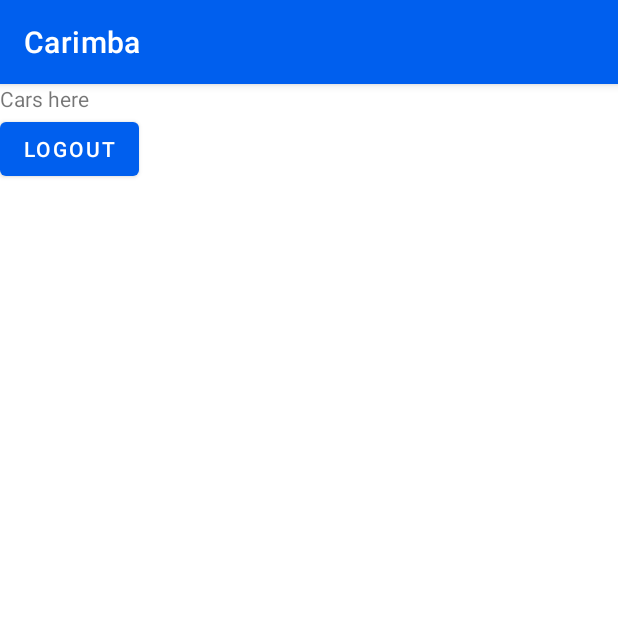
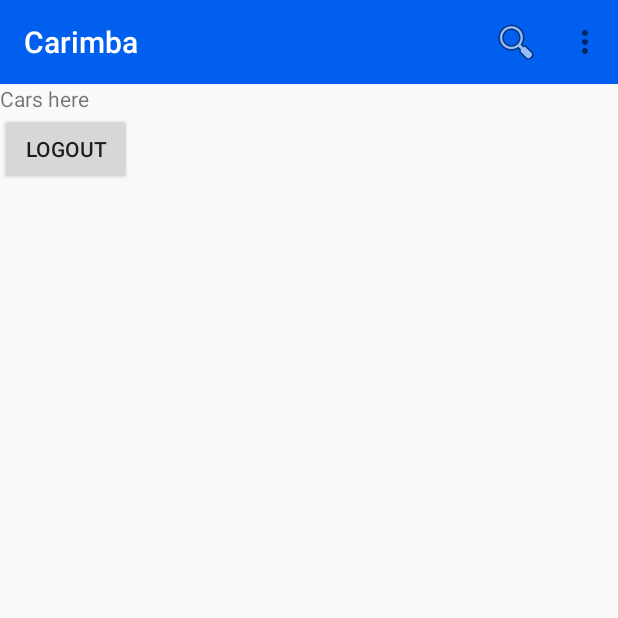
Before and after one commit to tihuep/m335_carimba, an Android app: the CarsActivity screen opened directly, with no data from a screen before it, on a phone screen of 412 x 824 dp, the top half of it. Run offline under Robolectric (Android 15) with nearby library versions, the phone set to English and light mode, and no system bars; 2 statements that could not run were skipped.

Commit message:
Adds Toolbar Menu

```diff
--- a/app/build.gradle
+++ b/app/build.gradle
@@ -37,6 +37,7 @@ dependencies {
     testImplementation 'junit:junit:4.+'
     androidTestImplementation 'androidx.test.ext:junit:1.1.2'
     androidTestImplementation 'androidx.test.espresso:espresso-core:3.3.0'
+    implementation 'androidx.appcompat:appcompat:1.2.0'
 
     implementation platform('com.google.firebase:firebase-bom:26.5.0')
     implementation 'com.google.firebase:firebase-analytics'
--- a/app/src/main/AndroidManifest.xml
+++ b/app/src/main/AndroidManifest.xml
@@ -9,7 +9,7 @@
         android:label="@string/app_name"
         android:roundIcon="@mipmap/ic_launcher_round"
         android:supportsRtl="true"
-        android:theme="@style/Theme.Carimba">
+        android:theme="@style/Theme.AppCompat.Light.NoActionBar">
         <service android:name=".service.UserService" android:exported="false"/>
         <activity android:name=".controller.CarsActivity"></activity>
         <activity android:name=".controller.SignUpActivity" />
--- a/app/src/main/java/ch/timonhueppi/m335/carimba/controller/CarsActivity.java
+++ b/app/src/main/java/ch/timonhueppi/m335/carimba/controller/CarsActivity.java
@@ -1,6 +1,7 @@
 package ch.timonhueppi.m335.carimba.controller;
 
 import androidx.appcompat.app.AppCompatActivity;
+import androidx.appcompat.widget.Toolbar;
 
 import android.content.ComponentName;
 import android.content.Context;
@@ -8,6 +9,8 @@ import android.content.Intent;
 import android.content.ServiceConnection;
 import android.os.Bundle;
 import android.os.IBinder;
+import android.view.Menu;
+import android.view.MenuItem;
 import android.widget.Button;
 
 import ch.timonhueppi.m335.carimba.R;
@@ -25,9 +28,41 @@ public class CarsActivity extends AppCompatActivity {
     protected void onCreate(Bundle savedInstanceState) {
         super.onCreate(savedInstanceState);
         setContentView(R.layout.activity_cars);
+        Toolbar myToolbar = findViewById(R.id.my_toolbar);
+        if (myToolbar != null) {
+            setSupportActionBar(myToolbar);
+        }
+
 
         btnCarsLogout = findViewById(R.id.btnCarsLogout);
         setButtonHandlers();
+
+    }
+
+    @Override
+    public boolean onCreateOptionsMenu(Menu menu) {
+        getMenuInflater().inflate(R.menu.menu_items, menu);
+        return true;
+    }
+
+    @Override
+    public boolean onOptionsItemSelected(MenuItem item) {
+        // Handle item selection
+        switch (item.getItemId()) {
+            case R.id.btnMenuSearch:
+                return true;
+            case R.id.btnMenuLogout:
+                // This is a method, that performs logging user out
+                userService.logout();
+                Intent intent = new Intent(this, LoginActivity.class);
+                startActivity(intent);
+                finish();
+                return true;
+            // Here could be other cases, if you added more than one menu
+            // item
+            default:
+                return super.onOptionsItemSelected(item);
+        }
     }
 
     @Override
--- a/app/src/main/res/layout/activity_cars.xml
+++ b/app/src/main/res/layout/activity_cars.xml
@@ -6,14 +6,29 @@
     android:layout_height="match_parent"
     tools:context=".controller.CarsActivity">
 
+    <androidx.appcompat.widget.Toolbar
+        android:id="@+id/my_toolbar"
+        android:layout_width="match_parent"
+        android:layout_height="?attr/actionBarSize"
+        android:background="@color/purple_500"
+        android:theme="@style/Theme.AppCompat.Light.NoActionBar"
+        app:layout_constraintBottom_toTopOf="@+id/linearLayout"
+        app:layout_constraintEnd_toEndOf="parent"
+        app:layout_constraintStart_toStartOf="parent"
+        app:layout_constraintTop_toTopOf="parent"
+        app:popupTheme="@style/Theme.AppCompat.Light.NoActionBar"
+        app:titleTextColor="@color/white" />
+
     <LinearLayout
+        android:id="@+id/linearLayout"
         android:layout_width="match_parent"
-        android:layout_height="match_parent"
+        android:layout_height="0dp"
         android:orientation="vertical"
         app:layout_constraintBottom_toBottomOf="parent"
         app:layout_constraintEnd_toEndOf="parent"
         app:layout_constraintStart_toStartOf="parent"
-        app:layout_constraintTop_toTopOf="parent">
+        app:layout_constraintTop_toBottomOf="@+id/my_toolbar">
+
 
         <TextView
             android:id="@+id/textView"
@@ -26,5 +41,6 @@
             android:layout_width="wrap_content"
             android:layout_height="wrap_content"
             android:text="Logout" />
+
     </LinearLayout>
 </androidx.constraintlayout.widget.ConstraintLayout>
--- /dev/null
+++ b/app/src/main/res/menu/menu_items.xml
@@ -0,0 +1,11 @@
+<?xml version="1.0" encoding="utf-8"?>
+<menu xmlns:app="http://schemas.android.com/apk/res-auto"
+    xmlns:android="http://schemas.android.com/apk/res/android">
+    <item
+        android:id="@+id/btnMenuLogout"
+        android:title="Logout" />
+    <item
+        android:id="@+id/btnMenuSearch"
+        android:icon="@android:drawable/ic_menu_search"
+        app:showAsAction="always" />
+</menu>
```
